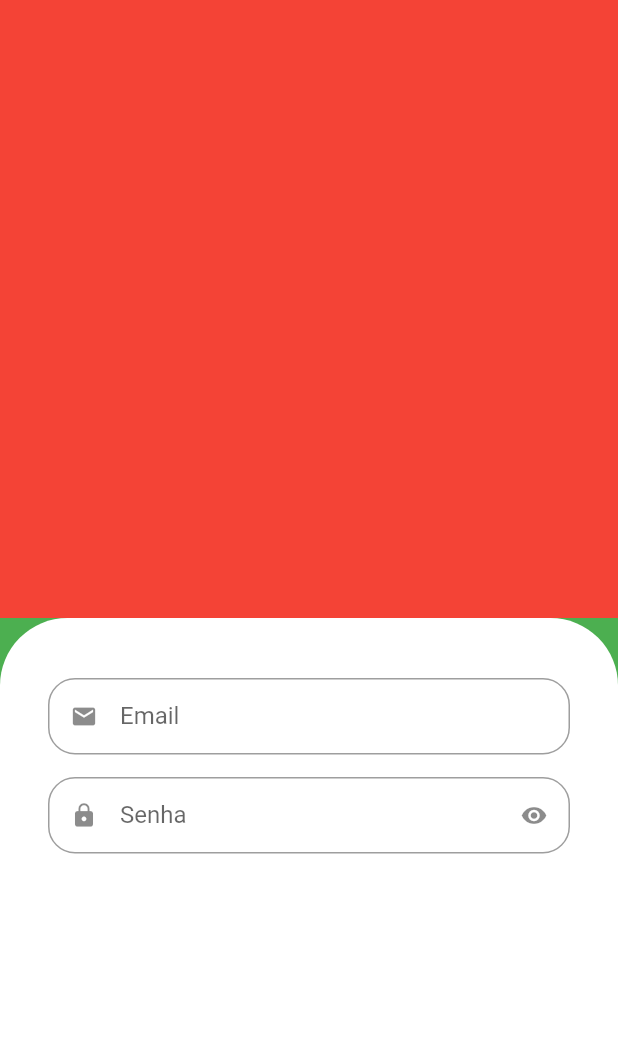
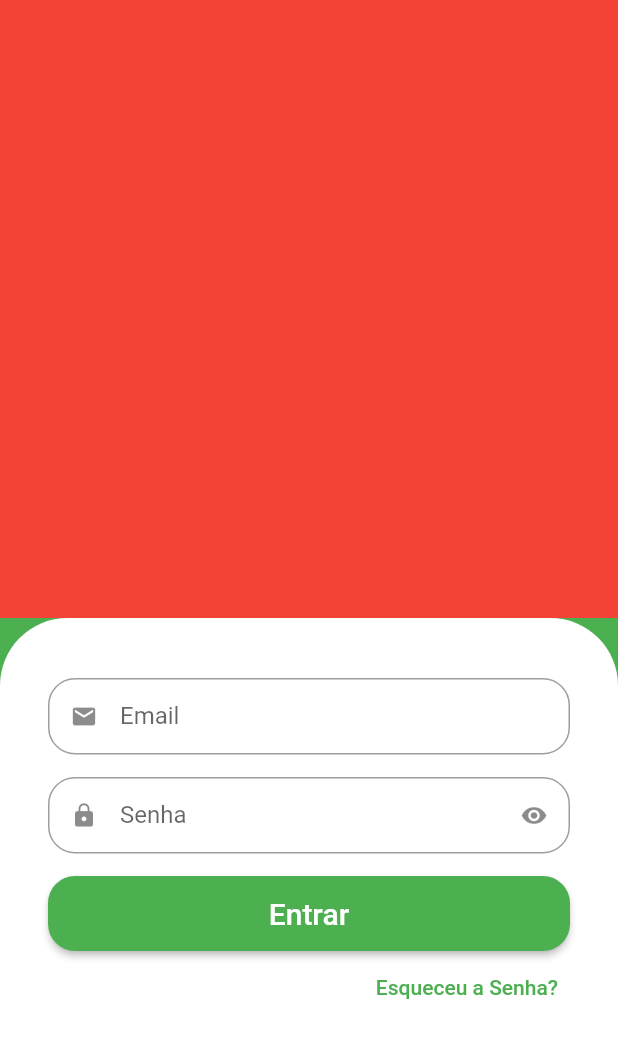
Before and after one commit to Jo-Analyst/greengrocer, a Flutter app: the screen it shows after launch, on a phone screen of 412 x 824 dp. Shown: the top 1038 px of the screen. Run offline on Flutter 3.47's test engine with Material 2 defaults, Android fonts, the phone set to English and light mode, and no system bars.

Commit message:
7. Criando o botão de entrar e esqueci a senha

```diff
--- a/lib/src/auth/sign_in_screen.dart
+++ b/lib/src/auth/sign_in_screen.dart
@@ -26,11 +26,34 @@ class SignInScreen extends StatelessWidget {
                   top: Radius.circular(45),
                 ),
               ),
-              child: const Column(
+              child: Column(
+                crossAxisAlignment: CrossAxisAlignment.stretch,
                 children: [
-                  CustomTextField(icon: Icons.email, label: "Email"),
-                  CustomTextField(
+                  const CustomTextField(icon: Icons.email, label: "Email"),
+                  const CustomTextField(
                       icon: Icons.lock, label: "Senha", isSecret: true),
+                  SizedBox(
+                    height: 50,
+                    child: ElevatedButton(
+                      style: ElevatedButton.styleFrom(
+                        shape: RoundedRectangleBorder(
+                          borderRadius: BorderRadius.circular(18),
+                        ),
+                      ),
+                      onPressed: () {},
+                      child: const Text(
+                        "Entrar",
+                        style: TextStyle(fontSize: 20),
+                      ),
+                    ),
+                  ),
+                  Align(
+                    alignment: Alignment.centerRight,
+                    child: TextButton(
+                      onPressed: () {},
+                      child: const Text("Esqueceu a Senha?"),
+                    ),
+                  ),
                 ],
               ),
             ),
```
